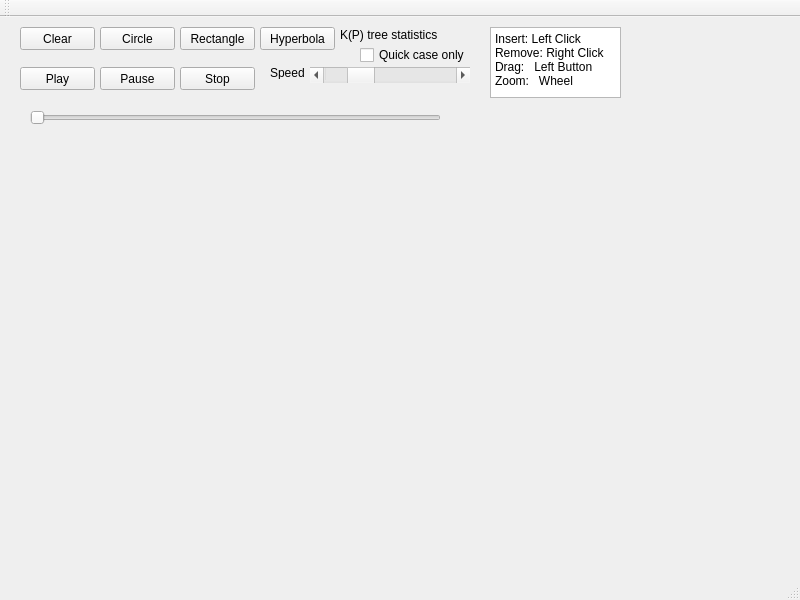
Old version of the form mainwindow.ui in the repository yuantailing/2-center.
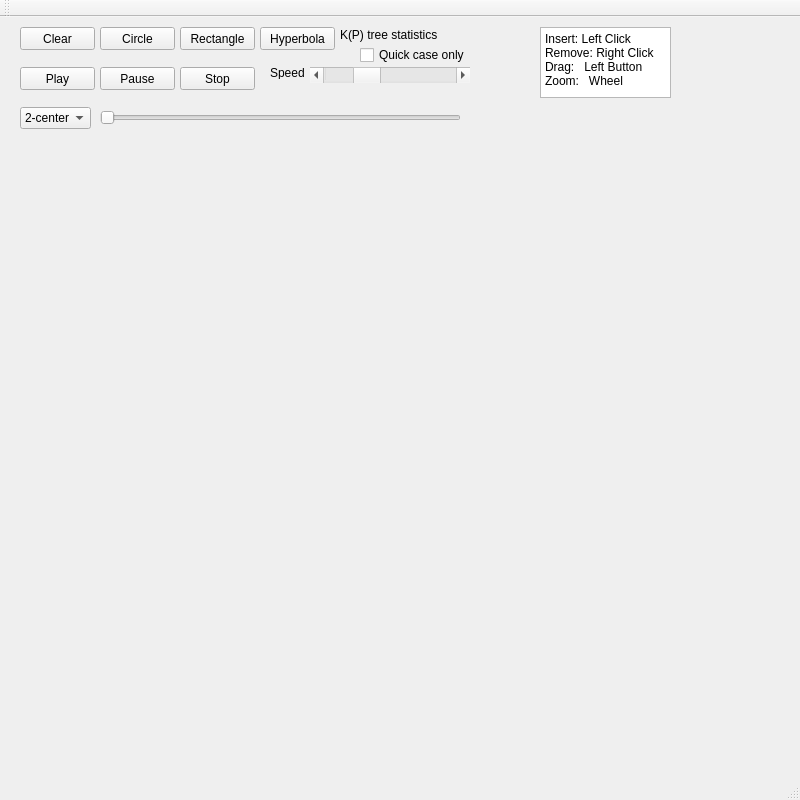
New version of the form.

Commit message: FEAT add one-center animation

The edit to the form file:
```diff
--- a/mainwindow.ui
+++ b/mainwindow.ui
@@ -7,7 +7,7 @@
     <x>0</x>
     <y>0</y>
     <width>800</width>
-    <height>600</height>
+    <height>800</height>
    </rect>
   </property>
   <property name="mouseTracking">
@@ -147,7 +147,7 @@
      </rect>
     </property>
     <property name="minimum">
-     <number>10</number>
+     <number>3</number>
     </property>
     <property name="maximum">
      <number>100</number>
@@ -175,9 +175,9 @@
    <widget class="QSlider" name="horizontalSliderProgress">
     <property name="geometry">
      <rect>
-      <x>30</x>
+      <x>100</x>
       <y>90</y>
-      <width>411</width>
+      <width>361</width>
       <height>22</height>
      </rect>
     </property>
@@ -188,7 +188,7 @@
    <widget class="QTextBrowser" name="textBrowser">
     <property name="geometry">
      <rect>
-      <x>490</x>
+      <x>540</x>
       <y>10</y>
       <width>131</width>
       <height>71</height>
@@ -205,6 +205,29 @@
 &lt;p style=&quot; margin-top:0px; margin-bottom:0px; margin-left:0px; margin-right:0px; -qt-block-indent:0; text-indent:0px;&quot;&gt;Zoom:   Wheel&lt;/p&gt;&lt;/body&gt;&lt;/html&gt;</string>
     </property>
    </widget>
+   <widget class="QComboBox" name="comboBoxCenterNum">
+    <property name="geometry">
+     <rect>
+      <x>20</x>
+      <y>90</y>
+      <width>71</width>
+      <height>22</height>
+     </rect>
+    </property>
+    <property name="currentIndex">
+     <number>1</number>
+    </property>
+    <item>
+     <property name="text">
+      <string>1-center</string>
+     </property>
+    </item>
+    <item>
+     <property name="text">
+      <string>2-center</string>
+     </property>
+    </item>
+   </widget>
   </widget>
   <widget class="QMenuBar" name="menuBar">
    <property name="geometry">
```
The commit also changes 2 other files.
